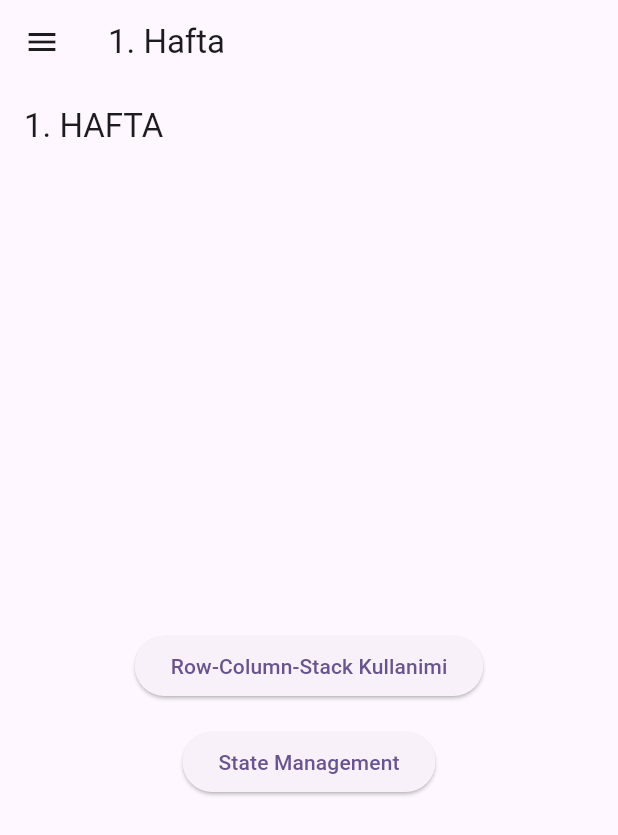
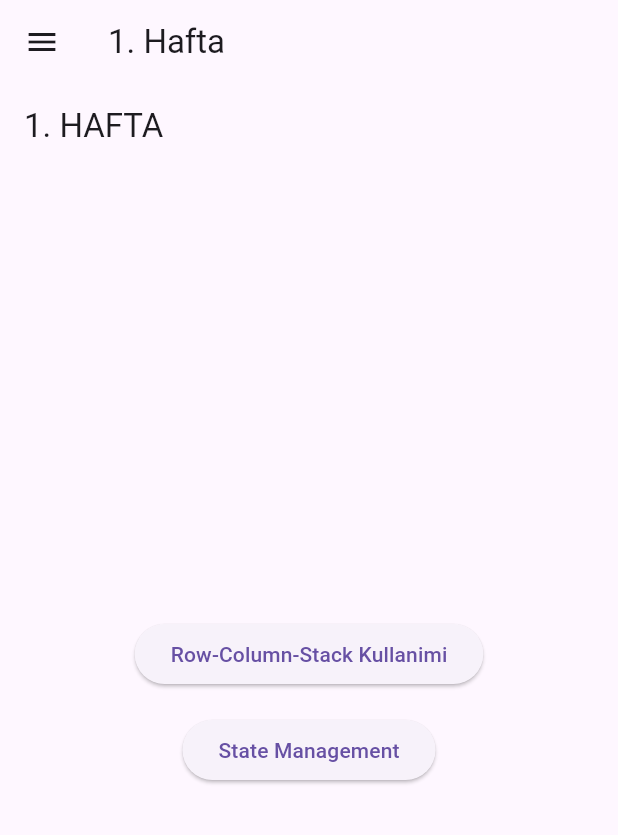
Before and after one commit to ETOTEK-Mobil/erva_odev, a Flutter app: the screen it shows after launch, on a phone screen of 412 x 824 dp. Shown: the top 835 px of the screen. Run offline on Flutter 3.47's test engine with Material 3 defaults, Android fonts, the phone set to English and light mode, and no system bars.

Commit message:
Reviewdeki sorunlar düzeltildi

```diff
--- a/lib/ui/view/hafta_1/hafta_1_view.dart
+++ b/lib/ui/view/hafta_1/hafta_1_view.dart
@@ -1,25 +1,19 @@
 import 'package:flutter/material.dart';
+import 'package:odev/core/constants/app_sizes.dart';
 import 'package:odev/ui/view/hafta_1/row_column_stack_page.dart';
 import 'package:odev/ui/view/hafta_1/state_management/stage_management_page.dart';
-
-void main() {
-  runApp(const Hafta1View());
-}
 
 class Hafta1View extends StatelessWidget {
   const Hafta1View({super.key});
 
   @override
   Widget build(BuildContext context) {
-    return MaterialApp(
-      title: 'Flutter Demo',
-      debugShowCheckedModeBanner: false,
-      theme: ThemeData(
-        colorScheme: ColorScheme.fromSeed(seedColor: Colors.deepPurple),
-        useMaterial3: true,
+    return Scaffold(
+      appBar: AppBar(
+      title: const Text("1. HAFTA"),//Sayfa Başlığı
+
       ),
-
-      home: const MyHomePage(),
+      body: MyHomePage(),
     );
   }
 }
@@ -34,26 +28,17 @@ class _MyHomePageState extends State<MyHomePage> {
   @override
 
   Widget build(BuildContext context) {
-
-    return Scaffold(
-      appBar: AppBar(
-      title: const Text("1. HAFTA"),//Sayfa Başlığı
-
-      ),
-
-
-      body:  Center(
+      return  Center(
 
           child: Column(
             mainAxisAlignment: MainAxisAlignment.center,
             children: [
 
           //Row-Column-Stack Kullanimi için buton oluşturma
-          const SizedBox(height: AppSize.md),
             ElevatedButton(
               child: const Text("Row-Column-Stack Kullanimi"),
               onPressed: (){
-              Navigator.push(context, MaterialPageRoute(builder: (context) =>  const Page2() ));
+              Navigator.push(context, MaterialPageRoute(builder: (context) =>  const RowColumnStackPage() ));
                 },
               ),
 
@@ -64,22 +49,11 @@ class _MyHomePageState extends State<MyHomePage> {
               child: const Text("State Management"),
               onPressed:  ()
               {
-                Navigator.push(context, MaterialPageRoute(builder: (context) =>  const Page1() ));
+                Navigator.push(context, MaterialPageRoute(builder: (context) =>  const StageManagementPage() ));
               },
-
               ),
             ],
           ),
-        ),
-    );
+        );
   }
 }
-
-// sabit boyutlar
-class AppSize {
-  static const double xs = 4.0;
-  static const double sm = 8.0;
-  static const double md = 16.0;
-  static const double lg = 32.0;
-  static const double xl = 64.0;
-}
--- a/lib/ui/view/hafta_1/state_management/sonuc_page.dart
+++ b/lib/ui/view/hafta_1/state_management/sonuc_page.dart
@@ -1,9 +1,9 @@
 import 'package:flutter/material.dart';
 
-class Page3 extends StatelessWidget {
+class SonucPage extends StatelessWidget {
   final int sonuc; //stage_management sayfasından alınan sonuç
 
-  const Page3({super.key, required this.sonuc});//Dışarıdan veri almak için constructor oluşturdum
+  const SonucPage({super.key, required this.sonuc});//Dışarıdan veri almak için constructor oluşturdum
 
   @override
   Widget build(BuildContext context) {
@@ -12,7 +12,7 @@ class Page3 extends StatelessWidget {
       appBar: AppBar(title: const Text("Sonuc")),//sayfa başlığı
 
     body :Center(
-      child: Text("Sonuc :$sonuc",style: const TextStyle(fontSize: 50),)//sonuç değerini gösteriri
+      child: Text("Sonuc :$sonuc",style: const TextStyle(fontSize: 50),)//sonuç değerini gösteririr
       ),
     );
   }
```
Also changed, not shown: lib/ui/view/hafta_1/row_column_stack_page.dart (+2 -8 lines), lib/ui/view/hafta_1/state_management/stage_management_page.dart (+7 -6 lines).
